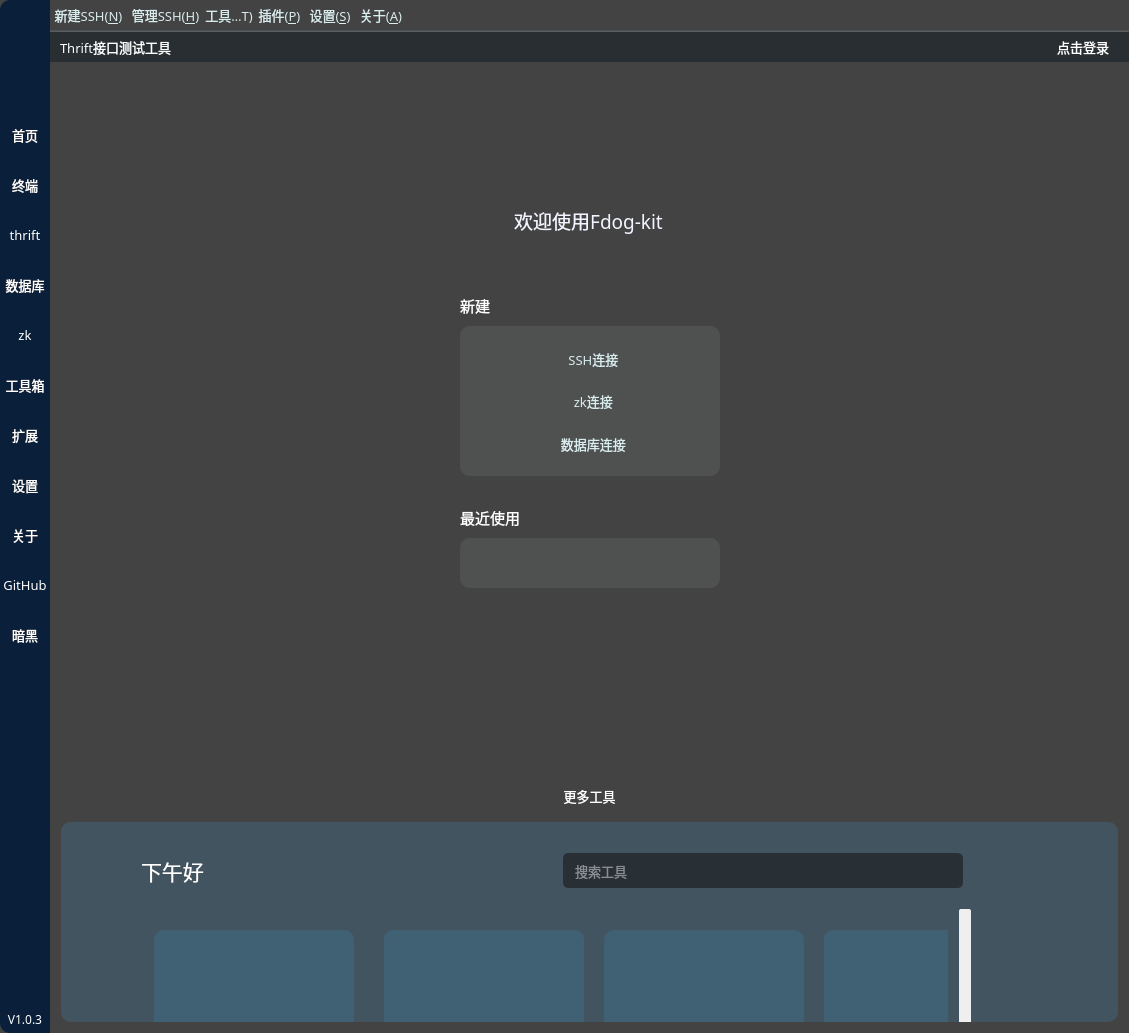
The window that source/mainwindow.ui (HuaGouFdog/Fdog-Kit) describes before a commit, drawn with Qt 5.
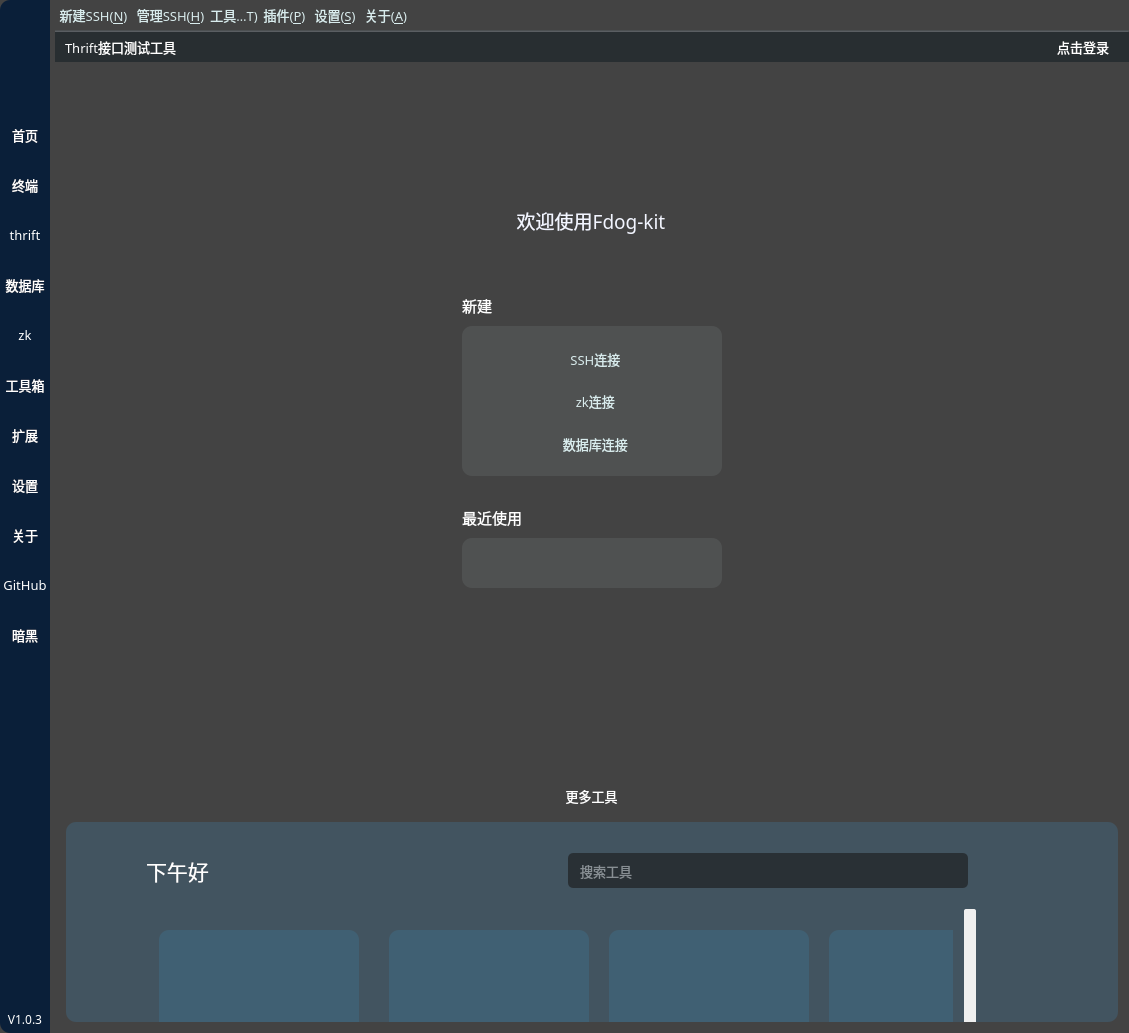
The same window after the commit. Icons and pictures are not drawn.

Patch:
```diff
--- a/source/mainwindow.ui
+++ b/source/mainwindow.ui
@@ -97,7 +97,7 @@
    </property>
    <layout class="QHBoxLayout" name="horizontalLayout_12">
     <property name="spacing">
-     <number>0</number>
+     <number>5</number>
     </property>
     <property name="leftMargin">
      <number>0</number>
```
